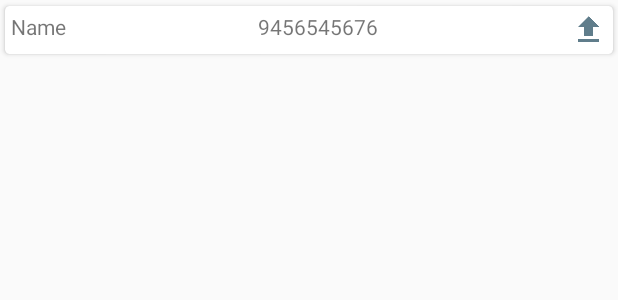
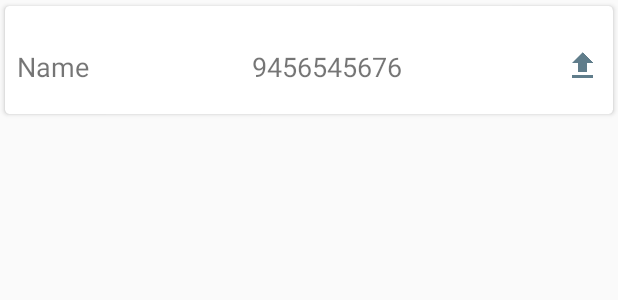
Before and after one commit to aamku/Aamku_connect, an Android app: the layout sale_excel_add_row.xml on its own in the app's theme, with its tools: preview values and no code run, on a phone screen of 412 x 824 dp. Shown: the top 300 px of the screen. Run offline under Robolectric (Android 15) with nearby library versions, the phone set to English and light mode, and no system bars.

Commit message:
Changes in AddExcel file.

```diff
--- a/app/build.gradle
+++ b/app/build.gradle
@@ -6,6 +6,7 @@ android {
     defaultConfig {
         applicationId "com.example.aamkuconnect"
         minSdkVersion 16
+        multiDexEnabled true
         targetSdkVersion 29
         versionCode 1
         versionName "1.0"
@@ -44,6 +45,7 @@ dependencies {
     implementation 'com.nbsp:library:1.8'
     implementation 'net.sourceforge.jexcelapi:jxl:2.6.12'
     implementation 'com.loopj.android:android-async-http:1.4.10'
+    implementation 'androidx.multidex:multidex:2.0.1'
 
 }
 
--- a/app/src/main/res/layout/sale_excel_add_row.xml
+++ b/app/src/main/res/layout/sale_excel_add_row.xml
@@ -6,9 +6,9 @@
 
     <androidx.cardview.widget.CardView
         android:layout_width="match_parent"
-        android:layout_height="wrap_content"
+        android:layout_height="80dp"
         app:cardUseCompatPadding="true"
-        app:contentPadding="4dp"
+        app:contentPadding="8dp"
         app:cardCornerRadius="3dp">
 
         <LinearLayout
@@ -20,6 +20,8 @@
                   android:layout_width="wrap_content"
                   android:layout_height="wrap_content"
                   android:text="Name"
+                  android:layout_marginTop="20dp"
+                  android:textSize="18sp"
                   android:id="@+id/sale_name"
                   android:layout_weight="1"/>
 
@@ -27,6 +29,8 @@
                 android:layout_width="wrap_content"
                 android:layout_height="wrap_content"
                 android:text="9456545676"
+                android:layout_marginTop="20dp"
+                android:textSize="18sp"
                 android:id="@+id/sale_phone"
                 android:layout_weight="1"/>
 
@@ -34,6 +38,7 @@
             <ImageView
                 android:layout_width="wrap_content"
                 android:layout_height="wrap_content"
+                android:layout_marginTop="20dp"
                 android:id="@+id/uploadExcel"
                 android:src="@drawable/ic_file_upload_blue_grey_500_24dp"/>
 
```
Also changed, not shown: app/src/main/java/com/example/aamkuconnect/AddExcel.java (+6 -1 lines).
